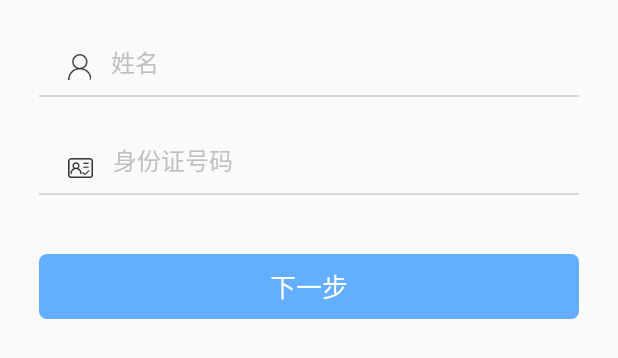
After one commit to ADeveloperH/LeHFu, an Android app: the layout activity_identify.xml on its own in the app's theme, with its tools: preview values and no code run, on a phone screen of 412 x 824 dp. The commit adds this screen. Shown: the top 358 px of the screen. Run offline under Robolectric (Android 15) with nearby library versions, the phone set to English and light mode, and no system bars.

Commit message:
身份验证页面布局完成

```diff
--- a/app/src/main/AndroidManifest.xml
+++ b/app/src/main/AndroidManifest.xml
@@ -72,6 +72,11 @@
             android:name=".activity.FindPwdActivity"
             android:launchMode="singleTop"
             android:screenOrientation="portrait" />
+
+        <activity
+            android:name=".activity.IdentifyActivity"
+            android:launchMode="singleTop"
+            android:screenOrientation="portrait" />
     </application>
 
 </manifest>
--- /dev/null
+++ b/app/src/main/java/com/jiefutong/lehfu/activity/IdentifyActivity.java
@@ -0,0 +1,23 @@
+package com.jiefutong.lehfu.activity;
+
+import android.os.Bundle;
+import android.support.annotation.Nullable;
+
+import com.jiefutong.lehfu.R;
+import com.jiefutong.lehfu.base.BaseTitleActivity;
+
+/**
+ * author：hj
+ * time: 2018/1/14 0014 16:38
+ * description:
+ */
+
+
+public class IdentifyActivity extends BaseTitleActivity {
+    @Override
+    protected void onCreate(@Nullable Bundle savedInstanceState) {
+        super.onCreate(savedInstanceState);
+        setContentView(R.layout.activity_identify);
+        setTitle("身份验证");
+    }
+}
--- a/app/src/main/java/com/jiefutong/lehfu/activity/SplashActivity.java
+++ b/app/src/main/java/com/jiefutong/lehfu/activity/SplashActivity.java
@@ -18,7 +18,7 @@ public class SplashActivity extends BaseNotTitleActivity {
         super.onCreate(savedInstanceState);
         setContentView(R.layout.activity_splash_layout);
 
-        startActivity(new Intent(this,FindPwdActivity.class));
+        startActivity(new Intent(this,IdentifyActivity.class));
         finish();
     }
 }
--- /dev/null
+++ b/app/src/main/res/layout/activity_identify.xml
@@ -0,0 +1,88 @@
+<?xml version="1.0" encoding="utf-8"?>
+<LinearLayout xmlns:android="http://schemas.android.com/apk/res/android"
+    android:layout_width="match_parent"
+    android:layout_height="match_parent"
+    android:orientation="vertical"
+    android:paddingLeft="26dp"
+    android:paddingRight="26dp"
+    android:paddingTop="29dp">
+
+    <LinearLayout
+        android:layout_width="match_parent"
+        android:layout_height="wrap_content"
+        android:layout_marginLeft="19dp"
+        android:gravity="bottom"
+        android:orientation="horizontal">
+
+        <ImageView
+            android:layout_width="wrap_content"
+            android:layout_height="wrap_content"
+            android:src="@drawable/identify_name" />
+
+        <EditText
+            android:layout_width="0dp"
+            android:layout_height="wrap_content"
+            android:layout_marginLeft="13dp"
+            android:layout_weight="1"
+            android:background="@null"
+            android:hint="姓名"
+            android:inputType="phone"
+            android:maxLength="13"
+            android:singleLine="true"
+            android:textColorHint="#c0c0c0"
+            android:textSize="16dp" />
+
+    </LinearLayout>
+
+    <View
+        android:layout_width="match_parent"
+        android:layout_height="1dp"
+        android:layout_marginTop="10dp"
+        android:background="#D8D8D8" />
+
+    <LinearLayout
+        android:layout_width="match_parent"
+        android:layout_height="wrap_content"
+        android:layout_marginLeft="19dp"
+        android:layout_marginTop="30dp"
+        android:gravity="bottom"
+        android:orientation="horizontal">
+
+        <ImageView
+            android:layout_width="wrap_content"
+            android:layout_height="wrap_content"
+            android:src="@drawable/identify_icard" />
+
+        <EditText
+            android:layout_width="0dp"
+            android:layout_height="wrap_content"
+            android:layout_marginLeft="13dp"
+            android:layout_weight="1"
+            android:background="@null"
+            android:hint="身份证号码"
+            android:inputType="phone"
+            android:maxLength="13"
+            android:singleLine="true"
+            android:textColorHint="#c0c0c0"
+            android:textSize="16dp" />
+
+    </LinearLayout>
+
+    <View
+        android:layout_width="match_parent"
+        android:layout_height="1dp"
+        android:layout_marginTop="10dp"
+        android:background="#D8D8D8" />
+
+    <Button
+        style="?android:attr/borderlessButtonStyle"
+        android:layout_width="match_parent"
+        android:layout_height="43dp"
+        android:layout_gravity="center_horizontal"
+        android:layout_marginTop="39dp"
+        android:background="@drawable/bg_blue_btn_corner"
+        android:text="下一步"
+        android:textColor="#fff"
+        android:textSize="17dp" />
+
+</LinearLayout>
--- a/app/src/main/res/values/strings.xml
+++ b/app/src/main/res/values/strings.xml
@@ -1,4 +1,4 @@
 <resources>
-    <string name="app_name">LeHFu</string>
+    <string name="app_name">乐还付</string>
     <string name="action_settings">Settings</string>
 </resources>
```
Also changed, not shown: app/src/main/res/drawable-xhdpi/identify_icard.png (added), app/src/main/res/drawable-xhdpi/identify_name.png (added).
